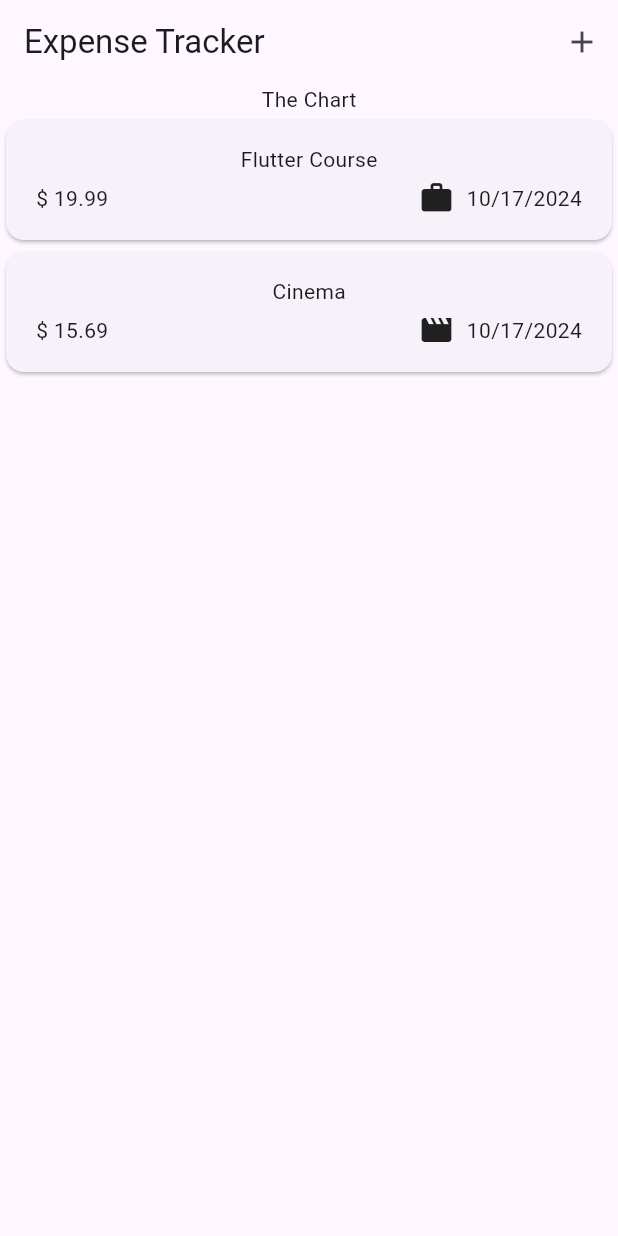
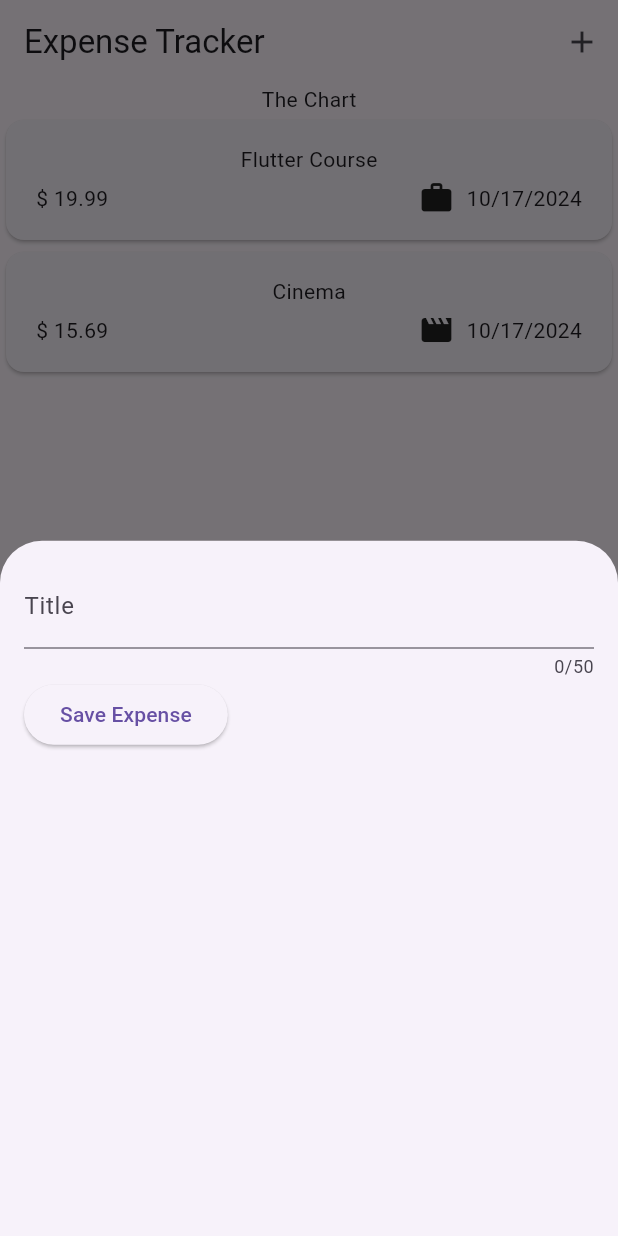
Before and after one commit to Branimir026/expense_tracker, a Flutter app: the screen it shows after launch, after a tap on the "add" icon, on a phone screen of 412 x 824 dp. Run offline on Flutter 3.47's test engine with Material 3 defaults, Android fonts, the phone set to English and light mode, and no system bars.

Commit message:
created new_expense overlay and made it possible to update data on user input

```diff
--- a/lib/widgets/expenses.dart
+++ b/lib/widgets/expenses.dart
@@ -1,5 +1,6 @@
 import 'package:flutter/material.dart';
 
+import 'package:expense_tracker/widgets/new_expense.dart';
 import 'package:expense_tracker/widgets/expenses_list/expenses_list.dart';
 import 'package:expense_tracker/models/expense.dart';
 
@@ -28,6 +29,13 @@ class _ExpensesState extends State<Expenses> {
     ),
   ];
 
+  void _openAddExpenseOverlay() {
+    showModalBottomSheet(
+      context: context,
+      builder: (ctx) => const NewExpense(),
+    );
+  }
+
   @override
   Widget build(BuildContext context) {
     return Scaffold(
@@ -35,7 +43,7 @@ class _ExpensesState extends State<Expenses> {
         title: const Text('Expense Tracker'),
         actions: [
           IconButton(
-            onPressed: () {},
+            onPressed: _openAddExpenseOverlay,
             icon: const Icon(Icons.add),
           )
         ],
--- /dev/null
+++ b/lib/widgets/new_expense.dart
@@ -0,0 +1,46 @@
+import 'package:flutter/material.dart';
+
+class NewExpense extends StatefulWidget {
+  const NewExpense({super.key});
+
+  @override
+  State<NewExpense> createState() {
+    return _NewExpenseState();
+  }
+}
+
+class _NewExpenseState extends State<NewExpense> {
+  var _newTitle = '';
+
+  void _saveTitleInput(String inputValue) {
+    _newTitle = inputValue;
+  }
+
+  @override
+  Widget build(BuildContext context) {
+    return Padding(
+      padding: const EdgeInsets.all(16),
+      child: Column(
+        children: [
+          TextField(
+            onChanged: _saveTitleInput,
+            maxLength: 50,
+            decoration: const InputDecoration(
+              label: Text('Title'),
+            ),
+          ),
+          Row(
+            children: [
+              ElevatedButton(
+                onPressed: () {
+                  print(_newTitle);
+                },
+                child: const Text('Save Expense'),
+              )
+            ],
+          )
+        ],
+      ),
+    );
+  }
+}
```
